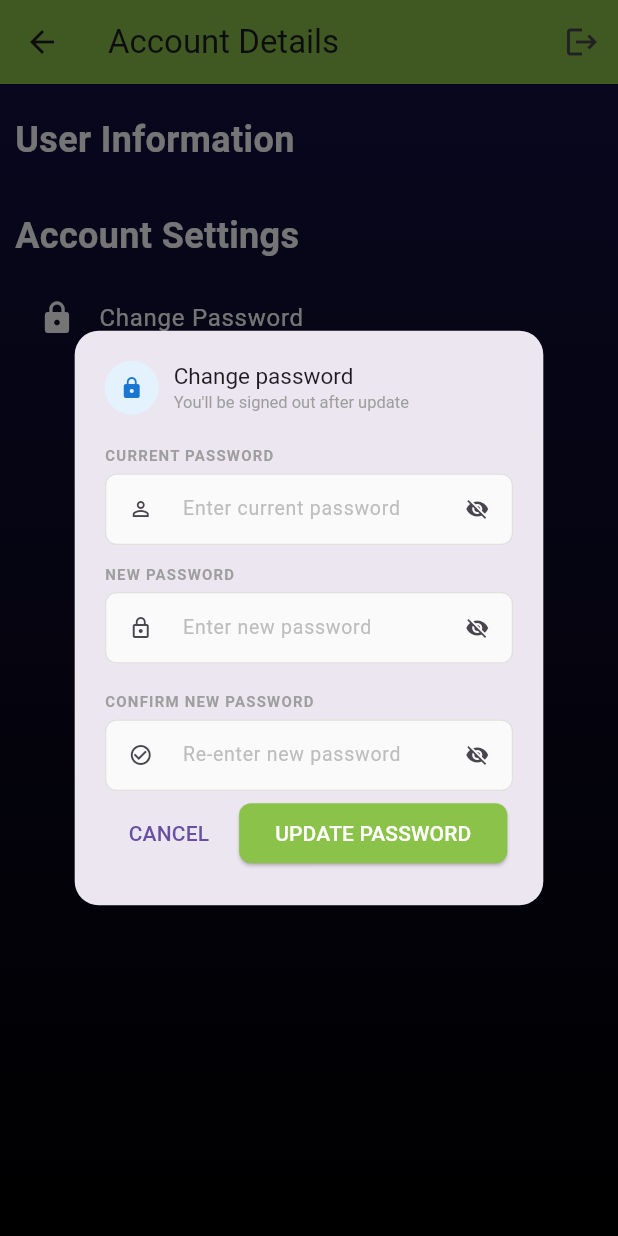
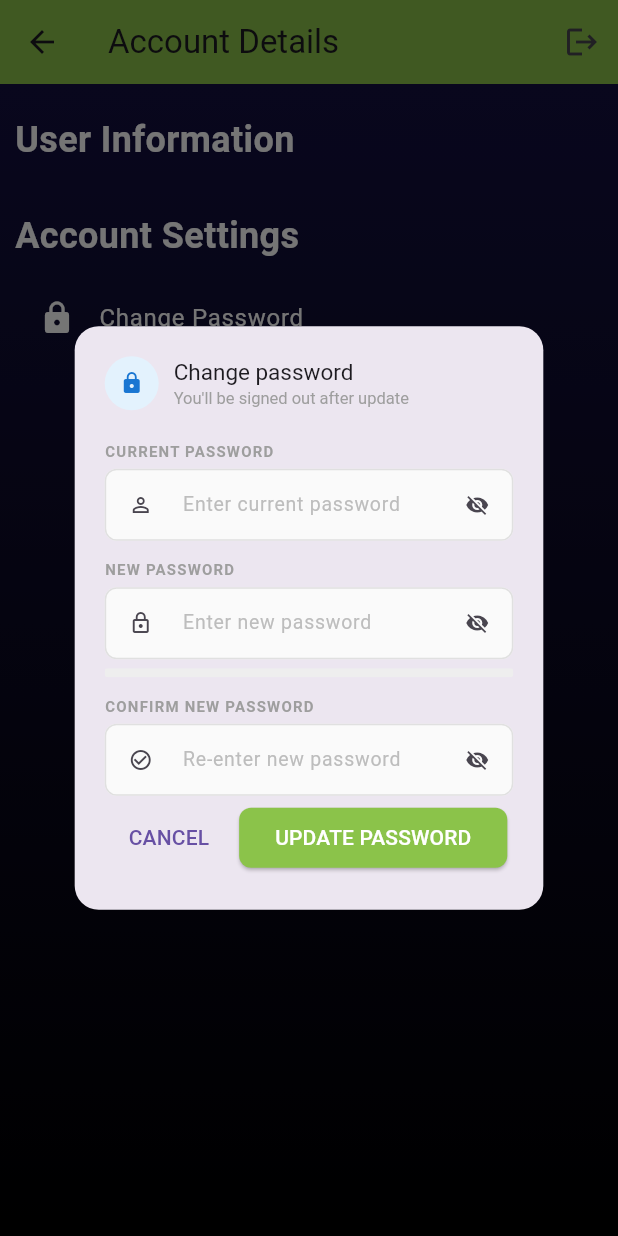
Before and after one commit to JustCallMeYuvi/APC-APP-, a Flutter app: the AccountDetailsScreen screen opened directly with empty values, after a tap on "Change Password", on a phone screen of 412 x 824 dp. Run offline on Flutter 3.47's test engine with Material 3 defaults, Android fonts, the phone set to English and light mode, and no system bars; our stand-ins replace anim_search_bar, connectivity_plus, device_info_plus, dropdown_button2, dropdown_search, equatable and 23 more; missing offline and left inert: drop_down_search_field, flutter_background_service, flutter_barcode_scanner, install_plugin, marqueer, network_info_plus and 2 more; accounts and stored records are empty; network calls fail; project files that could hold a hidden picture were left out.

Commit message:
Enhanced password change feature with strength validation and improved UI feedback

```diff
--- a/lib/screens/home_screen/account_screen.dart
+++ b/lib/screens/home_screen/account_screen.dart
@@ -520,12 +520,17 @@ class _AccountDetailsScreenState extends State<AccountDetailsScreen> {
                     visible: showNew,
                     icon: Icons.lock_outline,
                     onToggle: () => setState(() => showNew = !showNew),
+                    // onChanged: (v) {
+                    //   setState(() => strength = _calcStrength(v));
+                    // },
                     onChanged: (v) {
-                      setState(() => strength = _calcStrength(v));
+                      final s = _calcStrength(v);
+                      print("Password: $v Strength: $s"); // 👈 debug
+                      setState(() => strength = s);
                     },
                   ),
                   const SizedBox(height: 6),
-                  // _strengthBar(strength),
+                  _strengthBar(strength),
                   const SizedBox(height: 12),
 
                   // ── Confirm password ──
@@ -618,6 +623,14 @@ class _AccountDetailsScreenState extends State<AccountDetailsScreen> {
                           return;
                         }
 
+                        // 🔥 ADD THIS BLOCK
+                        double currentStrength = _calcStrength(nw);
+
+                        if (currentStrength < 0.5) {
+                          setState(() => errorText =
+                              "Use uppercase, number & special character");
+                          return;
+                        }
                         setState(() {
                           isLoading = true;
                           errorText = "";
@@ -746,50 +759,63 @@ class _AccountDetailsScreenState extends State<AccountDetailsScreen> {
     );
   }
 
+  // double _calcStrength(String v) {
+  //   double s = 0;
+  //   if (v.length >= 8) s += 0.25;
+  //   if (RegExp(r'[A-Z]').hasMatch(v)) s += 0.25;
+  //   if (RegExp(r'[0-9]').hasMatch(v)) s += 0.25;
+  //   if (RegExp(r'[^A-Za-z0-9]').hasMatch(v)) s += 0.25;
+  //   return s;
+  // }
   double _calcStrength(String v) {
+    if (v.isEmpty) return 0;
+
     double s = 0;
-    if (v.length >= 8) s += 0.25;
-    if (RegExp(r'[A-Z]').hasMatch(v)) s += 0.25;
-    if (RegExp(r'[0-9]').hasMatch(v)) s += 0.25;
-    if (RegExp(r'[^A-Za-z0-9]').hasMatch(v)) s += 0.25;
-    return s;
+
+    if (v.length >= 6) s += 0.2;
+    if (v.length >= 10) s += 0.2;
+    if (RegExp(r'[A-Z]').hasMatch(v)) s += 0.2;
+    if (RegExp(r'[0-9]').hasMatch(v)) s += 0.2;
+    if (RegExp(r'[^A-Za-z0-9]').hasMatch(v)) s += 0.2;
+
+    return s.clamp(0, 1);
   }
 
-// Widget _strengthBar(double strength) {
-//   Color color = strength <= 0.25
-//       ? Colors.red
-//       : strength <= 0.5
-//           ? Colors.orange
-//           : strength <= 0.75
-//               ? Colors.lightGreen
-//               : Colors.green;
-//   String label = strength <= 0
-//       ? ""
-//       : strength <= 0.25
-//           ? "Weak"
-//           : strength <= 0.5
-//               ? "Fair"
-//               : strength <= 0.75
-//                   ? "Good"
-//                   : "Strong";
-//   return Column(
-//     crossAxisAlignment: CrossAxisAlignment.start,
-//     children: [
-//       ClipRRect(
-//         borderRadius: BorderRadius.circular(2),
-//         child: LinearProgressIndicator(
-//           value: strength,
-//           backgroundColor: Colors.grey.shade200,
-//           valueColor: AlwaysStoppedAnimation<Color>(color),
-//           minHeight: 3,
-//         ),
-//       ),
-//       if (label.isNotEmpty)
-//         Padding(
-//           padding: const EdgeInsets.only(top: 3),
-//           child: Text(label, style: TextStyle(fontSize: 11, color: color)),
-//         ),
-//     ],
-//   );
-// }
+  Widget _strengthBar(double strength) {
+    Color color = strength <= 0.25
+        ? Colors.red
+        : strength <= 0.5
+            ? Colors.orange
+            : strength <= 0.75
+                ? Colors.lightGreen
+                : Colors.green;
+    String label = strength <= 0
+        ? ""
+        : strength <= 0.25
+            ? "Weak"
+            : strength <= 0.5
+                ? "Fair"
+                : strength <= 0.75
+                    ? "Good"
+                    : "Strong";
+    return Column(
+      crossAxisAlignment: CrossAxisAlignment.start,
+      children: [
+        ClipRRect(
+          borderRadius: BorderRadius.circular(2),
+          child: LinearProgressIndicator(
+            value: strength,
+            backgroundColor: Colors.grey.shade200,
+            valueColor: AlwaysStoppedAnimation<Color>(color),
+            minHeight: 6,
+          ),
+        ),
+        if (label.isNotEmpty)
+          Padding(
+            padding: const EdgeInsets.only(top: 3),
+            child: Text(label, style: TextStyle(fontSize: 11, color: color)),
+          ),
+      ],
+    );
+  }
 }
```
